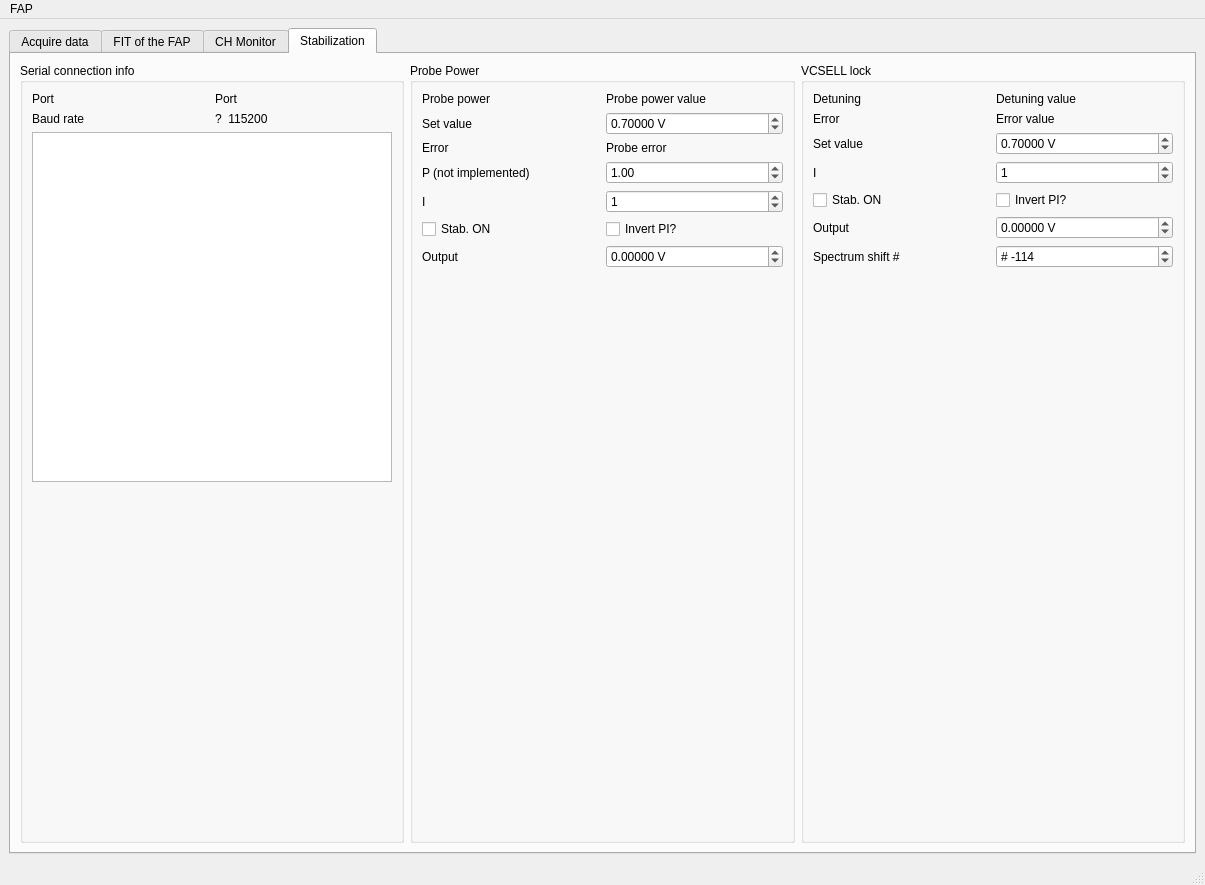
Above: gui.ui from zoran-grujic/FAP-TiePie before the change. Below: the same form after it.
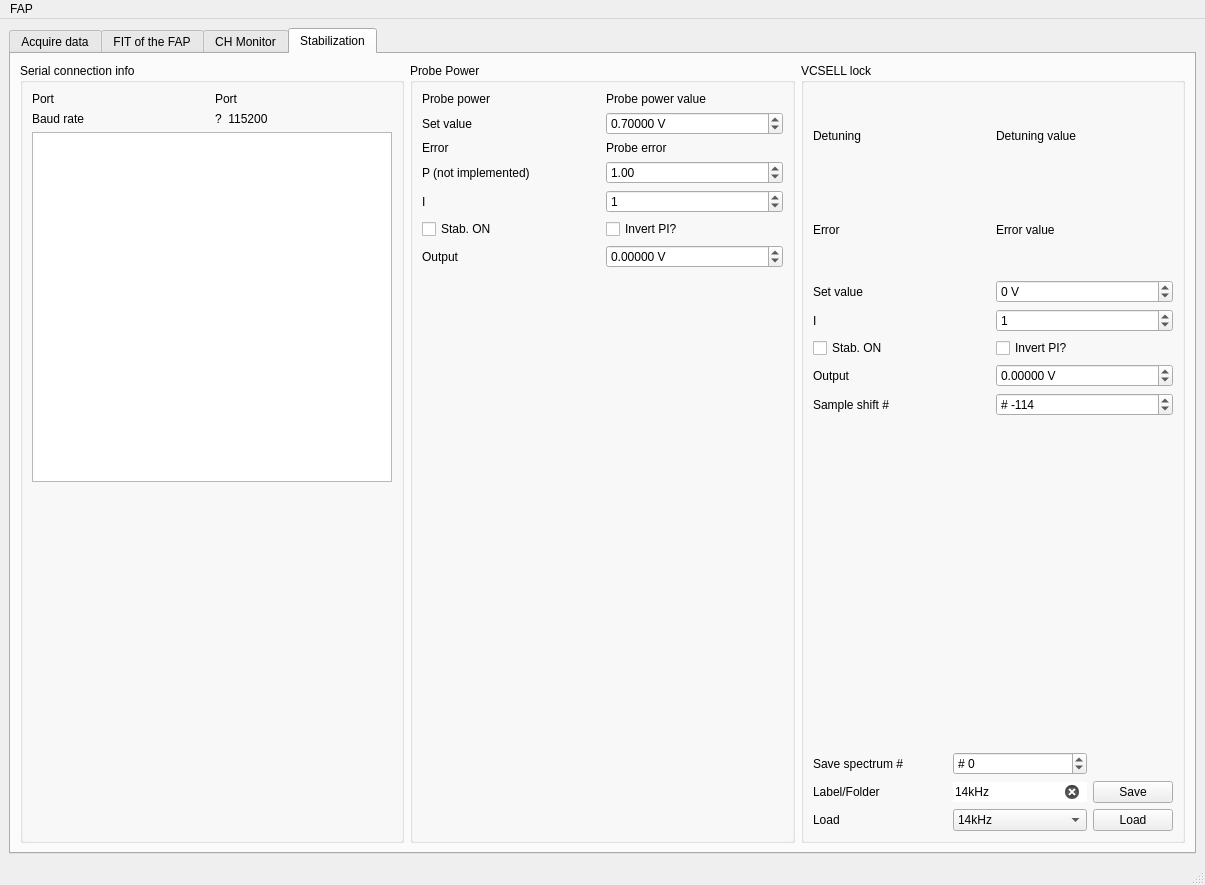
That is the form after the change. Icons and pictures are not drawn.

```diff
--- a/gui.ui
+++ b/gui.ui
@@ -2134,6 +2134,119 @@
            <string>VCSELL lock</string>
           </property>
           <layout class="QGridLayout" name="gridLayout_23">
+           <item row="3" column="0">
+            <layout class="QGridLayout" name="gridLayout_20">
+             <item row="1" column="0">
+              <widget class="QLabel" name="label_52">
+               <property name="sizePolicy">
+                <sizepolicy hsizetype="Preferred" vsizetype="Preferred">
+                 <horstretch>1</horstretch>
+                 <verstretch>0</verstretch>
+                </sizepolicy>
+               </property>
+               <property name="text">
+                <string>Label/Folder</string>
+               </property>
+              </widget>
+             </item>
+             <item row="0" column="1">
+              <widget class="QDoubleSpinBox" name="doubleSpinBox_stabSpectrumSaveNo">
+               <property name="toolTip">
+                <string>#0 best spectrum, positive and negative values are for spectrums detuned by 10mV of output steps</string>
+               </property>
+               <property name="prefix">
+                <string># </string>
+               </property>
+               <property name="suffix">
+                <string/>
+               </property>
+               <property name="decimals">
+                <number>0</number>
+               </property>
+               <property name="minimum">
+                <double>-20.000000000000000</double>
+               </property>
+               <property name="maximum">
+                <double>20.000000000000000</double>
+               </property>
+               <property name="singleStep">
+                <double>1.000000000000000</double>
+               </property>
+               <property name="value">
+                <double>0.000000000000000</double>
+               </property>
+              </widget>
+             </item>
+             <item row="1" column="1">
+              <widget class="QLineEdit" name="lineEdit_SpectrumLabel">
+               <property name="sizePolicy">
+                <sizepolicy hsizetype="Expanding" vsizetype="Fixed">
+                 <horstretch>1</horstretch>
+                 <verstretch>0</verstretch>
+                </sizepolicy>
+               </property>
+               <property name="toolTip">
+                <string>Folder name</string>
+               </property>
+               <property name="text">
+                <string>14kHz</string>
+               </property>
+               <property name="maxLength">
+                <number>20</number>
+               </property>
+               <property name="frame">
+                <bool>false</bool>
+               </property>
+               <property name="clearButtonEnabled">
+                <bool>true</bool>
+               </property>
+              </widget>
+             </item>
+             <item row="0" column="0">
+              <widget class="QLabel" name="label_51">
+               <property name="text">
+                <string>Save spectrum #</string>
+               </property>
+              </widget>
+             </item>
+             <item row="1" column="2">
+              <widget class="QPushButton" name="pushButton_SaveVCSELLSpectrum">
+               <property name="text">
+                <string>Save</string>
+               </property>
+              </widget>
+             </item>
+             <item row="2" column="0">
+              <widget class="QLabel" name="label_53">
+               <property name="sizePolicy">
+                <sizepolicy hsizetype="Preferred" vsizetype="Preferred">
+                 <horstretch>1</horstretch>
+                 <verstretch>0</verstretch>
+                </sizepolicy>
+               </property>
+               <property name="text">
+                <string>Load</string>
+               </property>
+              </widget>
+             </item>
+             <item row="2" column="1">
+              <widget class="QComboBox" name="comboBox_SelectVCSELLSpectrum">
+               <item>
+                <property name="text">
+                 <string>14kHz</string>
+                </property>
+               </item>
+              </widget>
+             </item>
+             <item row="2" column="2">
+              <widget class="QPushButton" name="pushButton_LoadVCSELLSpectrum">
+               <property name="text">
+                <string>Load</string>
+               </property>
+              </widget>
+             </item>
+            </layout>
+           </item>
            <item row="0" column="0">
             <layout class="QGridLayout" name="gridLayout_22">
              <item row="3" column="0">
@@ -2175,8 +2288,8 @@
                </property>
                <property name="iconSize">
                 <size>
-                 <width>48</width>
-                 <height>48</height>
+                 <width>16</width>
+                 <height>16</height>
                 </size>
                </property>
               </widget>
@@ -2194,7 +2307,7 @@
                 <string> V</string>
                </property>
                <property name="decimals">
-                <number>5</number>
+                <number>0</number>
                </property>
                <property name="minimum">
                 <double>-10.000000000000000</double>
@@ -2206,7 +2319,7 @@
                 <double>0.001000000000000</double>
                </property>
                <property name="value">
-                <double>0.700000000000000</double>
+                <double>0.000000000000000</double>
                </property>
               </widget>
              </item>
@@ -2278,7 +2391,7 @@
              <item row="6" column="0">
               <widget class="QLabel" name="label_50">
                <property name="text">
-                <string>Spectrum shift #</string>
+                <string>Sample shift #</string>
                </property>
               </widget>
              </item>
@@ -2309,19 +2422,6 @@
              </item>
             </layout>
            </item>
-           <item row="2" column="0">
-            <spacer name="verticalSpacer_3">
-             <property name="orientation">
-              <enum>Qt::Vertical</enum>
-             </property>
-             <property name="sizeHint" stdset="0">
-              <size>
-               <width>20</width>
-               <height>40</height>
-              </size>
-             </property>
-            </spacer>
-           </item>
            <item row="1" column="0">
             <widget class="QWidget" name="widget_PlotVCSELL" native="true"/>
            </item>
```
Left out of the diff: 13 changed lines with no effect on the pictures.
